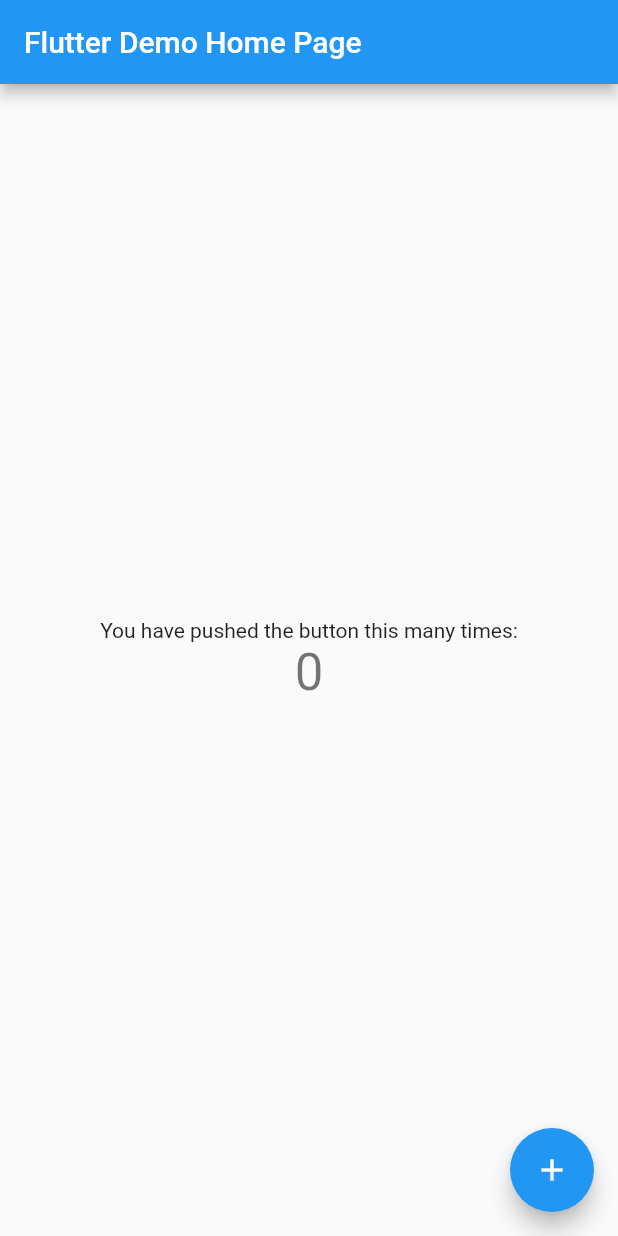
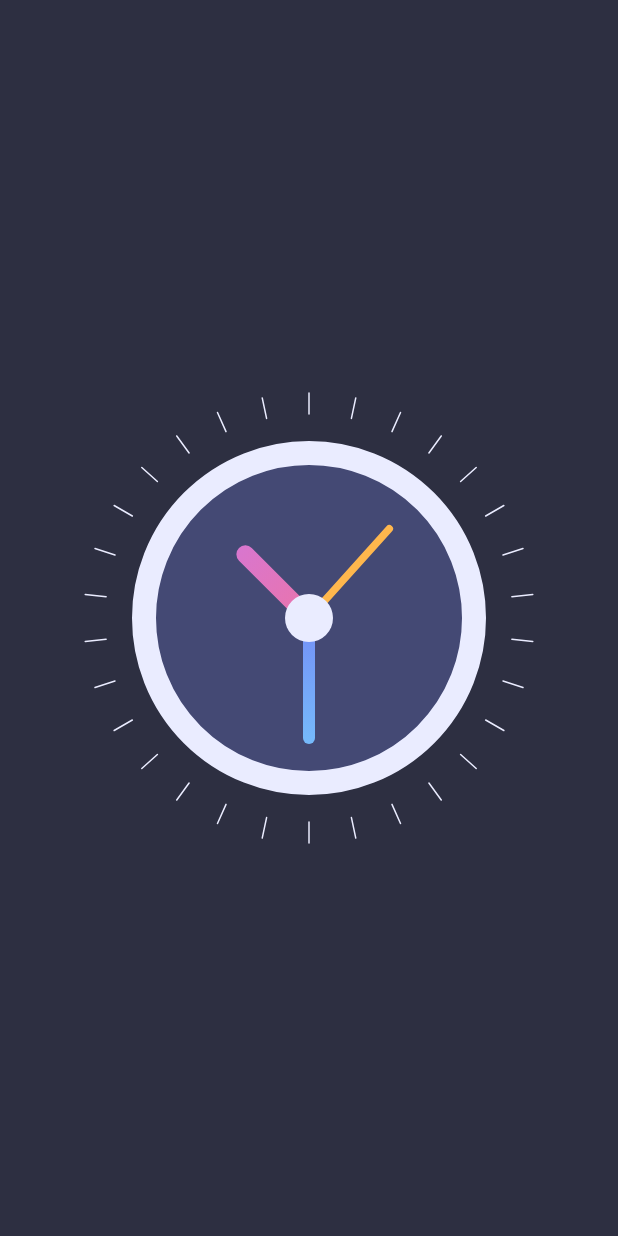
Before and after one commit to L-jimin-dev/Flutter-Clock-App, a Flutter app: the screen it shows after launch, on a phone screen of 412 x 824 dp. Run offline on Flutter 3.47's test engine with Material 2 defaults, Android fonts, the light colour scheme and no system bars.

Commit message:
시계 Layout 및 기능 구현

```diff
--- /dev/null
+++ b/lib/clock_view.dart
@@ -0,0 +1,124 @@
+import 'dart:async';
+import 'dart:math';
+
+import 'package:flutter/cupertino.dart';
+import 'package:flutter/material.dart';
+
+class ClockView extends StatefulWidget {
+  @override
+  _ClockViewState createState() => _ClockViewState();
+}
+
+class _ClockViewState extends State<ClockView> {
+
+  @override
+  void initState() {
+    Timer.periodic(Duration(seconds: 1), (timer) {
+      setState(() {});
+    });
+
+    super.initState();
+  }
+
+  @override
+  Widget build(BuildContext context) {
+    return Container(
+      width: 300,
+      height: 300,
+      child: Transform.rotate(
+        angle: -pi / 2,
+        child: CustomPaint(
+          painter: ClockPainter(),
+        ),
+      ),
+    );
+  }
+}
+
+class ClockPainter extends CustomPainter {
+
+  var dateTime = DateTime.now();
+
+  // 60 sec - 360, 1 sec - 6degree
+  // 12 hours - 360, 1 hour - 30degrees, 1 min - 0.5degrees
+
+  @override
+  void paint(Canvas canvas, Size size) {
+    var centerX = size.width / 2;
+    var centerY = size.height / 2;
+    var center = Offset(centerX, centerY);
+    var radius = min(centerX, centerY);
+
+    var fillBrush = Paint()
+    ..color = Color(0xFF444974);
+
+    var outlineBrush = Paint()
+    ..color = Color(0xFFEAECFF)
+    ..style = PaintingStyle.stroke
+    ..strokeWidth = 16;
+
+    var centerFillBrush = Paint()
+    ..color = Color(0xFFEAECFF);
+
+    var secHandBrush = Paint()
+    ..color = Colors.orange[300]
+    ..style = PaintingStyle.stroke
+    ..strokeCap = StrokeCap.round
+    ..strokeWidth = 5;
+
+    var minHandBrush = Paint()
+    ..shader = RadialGradient(
+      colors: [Color(0xFF748EF6), Color(0xFF77DDFF)]
+    ).createShader(Rect.fromCircle(center: center, radius: radius))
+    ..style = PaintingStyle.stroke
+    ..strokeCap = StrokeCap.round
+    ..strokeWidth = 8;
+
+    var hourHandBrush = Paint()
+    ..shader = RadialGradient(
+      colors: [Color(0xFFEA74AB), Color(0xFFC279FB)]
+    ).createShader(Rect.fromCircle(center: center, radius: radius))
+    ..style = PaintingStyle.stroke
+    ..strokeCap = StrokeCap.round
+    ..strokeWidth = 12;
+
+    var dashBrush = Paint()
+    ..color = Color(0xFFEAECFF)
+    ..style = PaintingStyle.stroke
+    ..strokeCap = StrokeCap.round
+    ..strokeWidth = 1;
+
+    canvas.drawCircle(center, radius - 40, fillBrush);
+    canvas.drawCircle(center, radius - 40, outlineBrush);
+
+    var hourHandX = centerX + 60 * cos((dateTime.hour * 30 + dateTime.minute * 0.5) * pi / 180);
+    var hourHandY = centerY + 60 * sin((dateTime.hour * 30 + dateTime.minute * 0.5) * pi / 180);
+    canvas.drawLine(center, Offset(hourHandX, hourHandY), hourHandBrush);
+
+    var minHandX = centerX + 80 * cos(dateTime.minute * 6 * pi / 180);
+    var minHandY = centerY + 80 * sin(dateTime.minute * 6 * pi / 180);
+    canvas.drawLine(center, Offset(minHandX, minHandY), minHandBrush);
+
+    var secHandX = centerX + 80 * cos(dateTime.second * 6 * pi / 180);
+    var secHandY = centerY + 80 * sin(dateTime.second * 6 * pi / 180);
+    canvas.drawLine(center, Offset(secHandX, secHandY), secHandBrush);
+
+    canvas.drawCircle(center, 16, centerFillBrush);
+
+    var outerCircleRadius = radius;
+    var innerCircleRadius = radius - 14;
+    for (double i = 0; i < 360; i += 12) {
+      var x1 = centerX + outerCircleRadius * cos(i * pi / 180);
+      var y1 = centerX + outerCircleRadius * sin(i * pi / 180);
+
+      var x2 = centerX + innerCircleRadius * cos(i * pi / 180);
+      var y2 = centerX + innerCircleRadius * sin(i * pi / 180);
+      canvas.drawLine(Offset(x1, y1), Offset(x2, y2), dashBrush);
+    }
+  }
+
+  @override
+  bool shouldRepaint(CustomPainter oldDelegate) {
+    return true;
+  }
+}
--- /dev/null
+++ b/lib/homepage.dart
@@ -0,0 +1,21 @@
+import 'package:flutter/cupertino.dart';
+import 'package:flutter/material.dart';
+import 'package:jimin_clock/clock_view.dart';
+
+class HomePage extends StatefulWidget {
+  @override
+  _HomePageState createState() => _HomePageState();
+}
+
+class _HomePageState extends State<HomePage> {
+  @override
+  Widget build(BuildContext context) {
+    return Scaffold(
+      body: Container(
+        alignment: Alignment.center,
+        color: Color(0xFF2D2F41),
+        child: ClockView(),
+      ),
+    );
+  }
+}
--- a/lib/main.dart
+++ b/lib/main.dart
@@ -1,113 +1,20 @@
 import 'package:flutter/material.dart';
+import 'package:jimin_clock/homepage.dart';
 
 void main() {
   runApp(MyApp());
 }
 
 class MyApp extends StatelessWidget {
-  // This widget is the root of your application.
   @override
   Widget build(BuildContext context) {
     return MaterialApp(
       title: 'Flutter Demo',
       theme: ThemeData(
-        // This is the theme of your application.
-        //
-        // Try running your application with "flutter run". You'll see the
-        // application has a blue toolbar. Then, without quitting the app, try
-        // changing the primarySwatch below to Colors.green and then invoke
-        // "hot reload" (press "r" in the console where you ran "flutter run",
-        // or simply save your changes to "hot reload" in a Flutter IDE).
-        // Notice that the counter didn't reset back to zero; the application
-        // is not restarted.
         primarySwatch: Colors.blue,
+        visualDensity: VisualDensity.adaptivePlatformDensity,
       ),
-      home: MyHomePage(title: 'Flutter Demo Home Page'),
+      home: HomePage(),
     );
   }
 }
-
-class MyHomePage extends StatefulWidget {
-  MyHomePage({Key key, this.title}) : super(key: key);
-
-  // This widget is the home page of your application. It is stateful, meaning
-  // that it has a State object (defined below) that contains fields that affect
-  // how it looks.
-
-  // This class is the configuration for the state. It holds the values (in this
-  // case the title) provided by the parent (in this case the App widget) and
-  // used by the build method of the State. Fields in a Widget subclass are
-  // always marked "final".
-
-  final String title;
-
-  @override
-  _MyHomePageState createState() => _MyHomePageState();
-}
-
-class _MyHomePageState extends State<MyHomePage> {
-  int _counter = 0;
-
-  void _incrementCounter() {
-    setState(() {
-      // This call to setState tells the Flutter framework that something has
-      // changed in this State, which causes it to rerun the build method below
-      // so that the display can reflect the updated values. If we changed
-      // _counter without calling setState(), then the build method would not be
-      // called again, and so nothing would appear to happen.
-      _counter++;
-    });
-  }
-
-  @override
-  Widget build(BuildContext context) {
-    // This method is rerun every time setState is called, for instance as done
-    // by the _incrementCounter method above.
-    //
-    // The Flutter framework has been optimized to make rerunning build methods
-    // fast, so that you can just rebuild anything that needs updating rather
-    // than having to individually change instances of widgets.
-    return Scaffold(
-      appBar: AppBar(
-        // Here we take the value from the MyHomePage object that was created by
-        // the App.build method, and use it to set our appbar title.
-        title: Text(widget.title),
-      ),
-      body: Center(
-        // Center is a layout widget. It takes a single child and positions it
-        // in the middle of the parent.
-        child: Column(
-          // Column is also a layout widget. It takes a list of children and
-          // arranges them vertically. By default, it sizes itself to fit its
-          // children horizontally, and tries to be as tall as its parent.
-          //
-          // Invoke "debug painting" (press "p" in the console, choose the
-          // "Toggle Debug Paint" action from the Flutter Inspector in Android
-          // Studio, or the "Toggle Debug Paint" command in Visual Studio Code)
-          // to see the wireframe for each widget.
-          //
-          // Column has various properties to control how it sizes itself and
-          // how it positions its children. Here we use mainAxisAlignment to
-          // center the children vertically; the main axis here is the vertical
-          // axis because Columns are vertical (the cross axis would be
-          // horizontal).
-          mainAxisAlignment: MainAxisAlignment.center,
-          children: <Widget>[
-            Text(
-              'You have pushed the button this many times:',
-            ),
-            Text(
-              '$_counter',
-              style: Theme.of(context).textTheme.headline4,
-            ),
-          ],
-        ),
-      ),
-      floatingActionButton: FloatingActionButton(
-        onPressed: _incrementCounter,
-        tooltip: 'Increment',
-        child: Icon(Icons.add),
-      ), // This trailing comma makes auto-formatting nicer for build methods.
-    );
-  }
-}
```
